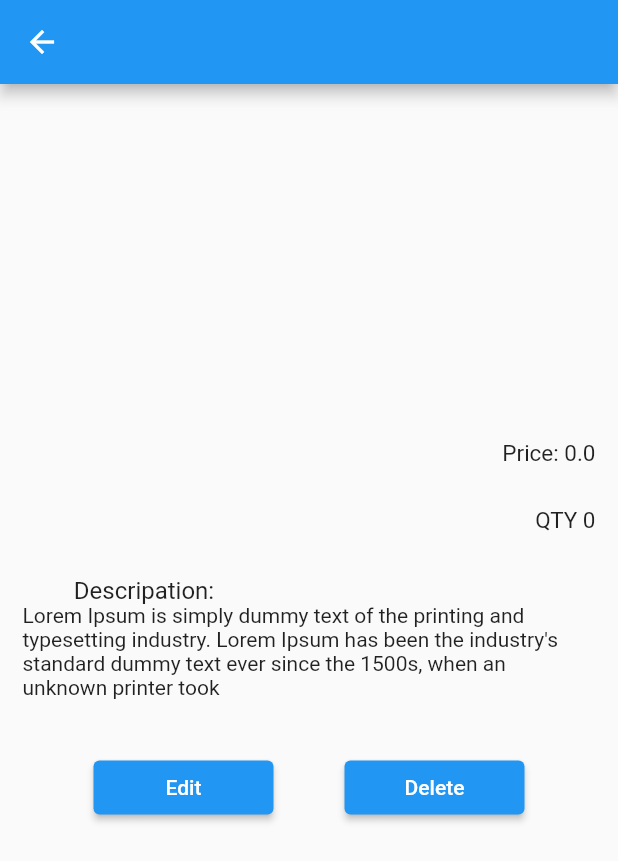
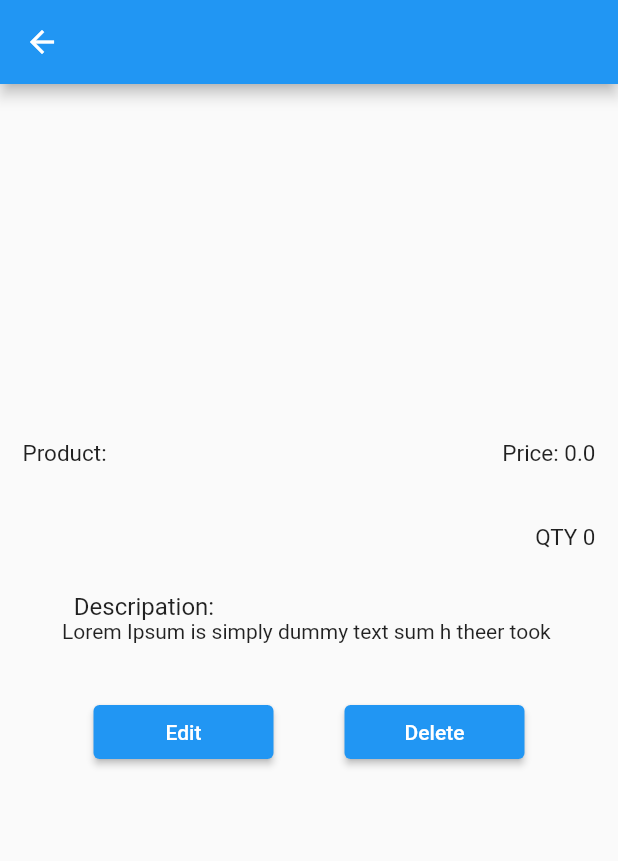
Before and after one commit to dhruvil8347/testecommerce, a Flutter app: the GetProduct screen opened directly with empty values, on a phone screen of 412 x 824 dp. Shown: the top 861 px of the screen. Run offline on Flutter 3.47's test engine with Material 2 defaults, Android fonts, the light colour scheme and no system bars; our stand-ins replace dio, image_picker, logger, lottie.

Commit message:
initinal commit

```diff
--- a/lib/details_screen.dart
+++ b/lib/details_screen.dart
@@ -43,13 +43,20 @@ class _GetProductState extends State<GetProduct> {
             Row(
               mainAxisAlignment: MainAxisAlignment.spaceBetween,
               children: [
-                Text(widget.productListModel.productName,
+                Text("Product: ${widget.productListModel.productName}",
                     style: const TextStyle(fontSize: 15, height: 3)),
                 Text(
                   "Price: ${widget.productListModel.price}",
                   style: const TextStyle(fontSize: 15, height: 3),
-                )
+                ),
               ],
+            ),
+            Padding(
+              padding: const EdgeInsets.only(right: 210),
+              child: Text(widget.productListModel.categoryName,
+                style: TextStyle(
+                    fontSize: 9,
+                    color: Colors.grey),),
             ),
             Row(
               mainAxisAlignment: MainAxisAlignment.spaceBetween,
@@ -68,7 +75,7 @@ class _GetProductState extends State<GetProduct> {
                   style: TextStyle(height: 1, fontSize: 16)),
             ),
             Text(
-                "Lorem Ipsum is simply dummy text of the printing and typesetting industry. Lorem Ipsum has been the industry's standard dummy text ever since the 1500s, when an unknown printer took "
+                "Lorem Ipsum is simply dummy text sum h theer took ${widget.productListModel.description}"
             ),
             SizedBox(
               height: 35,
```
